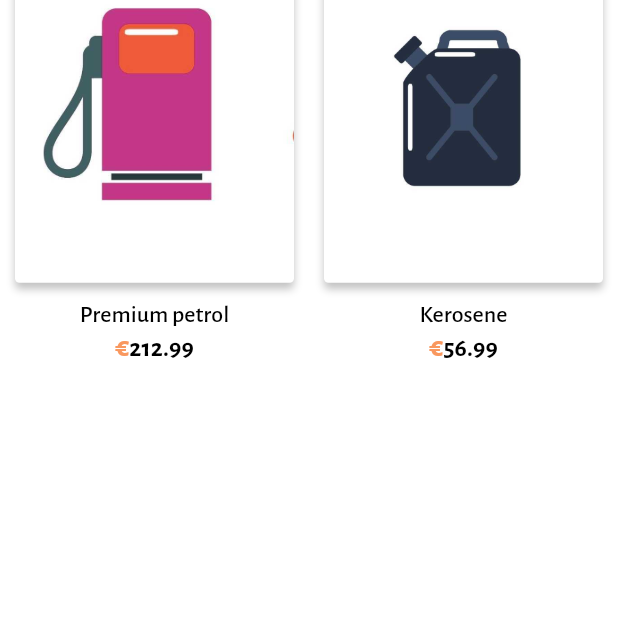
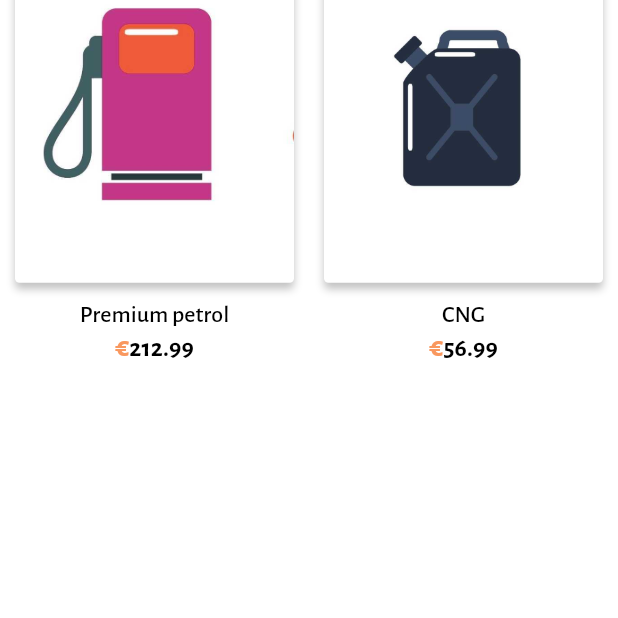
Before and after one commit to adarshvs6665/fuel_station, a Flutter app: the Home screen opened directly, scrolled down 131 dp, on a phone screen of 412 x 824 dp, the part 618-1236 px from its top. Run offline on Flutter 3.47's test engine with Material 2 defaults, Android fonts, the light colour scheme and no system bars; our stand-ins replace animate_do, fluttertoast, geolocator, get, get_storage, google_maps_flutter and 2 more; missing offline and left inert: advance_notification, bottom_bar_matu, geolocator_platform_interface; accounts and stored records are empty.

Commit message:
changed kerosene to cng

```diff
--- a/lib/data/app_data.dart
+++ b/lib/data/app_data.dart
@@ -64,8 +64,8 @@ List<BaseModel> mainList = [
     quantity: "1L",
   ),
   BaseModel(
-    imageUrl: "assets/images/kerosene.jpg",
-    name: "Kerosene",
+    imageUrl: "assets/images/cng.jpg",
+    name: "CNG",
     price: 56.99,
     review: 1.4,
     star: 2.4,
```
Also changed, not shown: assets/images/cng.jpg (renamed from assets/images/kerosene.jpg).
